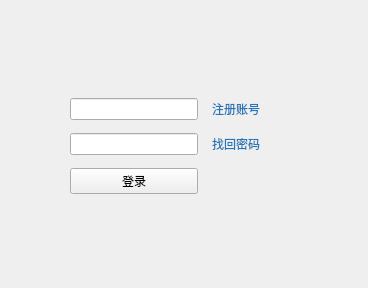
Old version of the form frontend_pc/src/app/login/loginform.ui in the repository zhangzwwww/medlab.
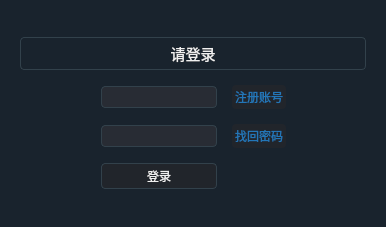
New version of the form. Icons and pictures are not drawn.

Diff of the .ui file:
```diff
--- a/frontend_pc/src/app/login/loginform.ui
+++ b/frontend_pc/src/app/login/loginform.ui
@@ -2,12 +2,15 @@
 <ui version="4.0">
  <class>LoginForm</class>
  <widget class="QDialog" name="LoginForm">
+  <property name="enabled">
+   <bool>true</bool>
+  </property>
   <property name="geometry">
    <rect>
     <x>0</x>
     <y>0</y>
-    <width>368</width>
-    <height>288</height>
+    <width>386</width>
+    <height>227</height>
    </rect>
   </property>
   <property name="sizePolicy">
@@ -19,53 +22,681 @@
   <property name="windowTitle">
    <string>登录</string>
   </property>
-  <widget class="QWidget" name="layoutWidget">
-   <property name="geometry">
-    <rect>
-     <x>70</x>
-     <y>91</y>
-     <width>198</width>
-     <height>111</height>
-    </rect>
+  <property name="styleSheet">
+   <string notr="true">
+*{font-family: Helvetica, 'Hiragino Sans GB', 'Microsoft Yahei', '微软雅黑', Arial, sans-serif;
+}
+
+
+QWidget
+{
+background-color: #19232D;
+}
+
+
+
+/* Button */
+QPushButton {
+    background-color: #21252B;
+    border: 1px solid #32414B;
+    color: #F0F0F0;
+    border-radius: 4px;
+    padding: 3px;
+    outline: none;
+}
+
+QPushButton:disabled {
+    background-color: #21252B;
+    border: 1px solid #32414B;
+    color: #787878;
+    border-radius: 4px;
+    padding: 3px;
+}
+
+QPushButton:checked {
+    background-color: #32414B;
+    border: 1px solid #32414B;
+    border-radius: 4px;
+    padding: 3px;
+    outline: none;
+}
+
+QPushButton:checked:disabled {
+    background-color: #19232D;
+    border: 1px solid #32414B;
+    color: #787878;
+    border-radius: 4px;
+    padding: 3px;
+    outline: none;
+}
+
+QPushButton::menu-indicator {
+    subcontrol-origin: padding;
+    subcontrol-position: bottom right;
+    bottom: 4px;
+}
+
+QPushButton:pressed {
+    background-color: #19232D;
+    border: 1px solid #19232D;
+}
+
+QPushButton:hover,
+QPushButton:checked:hover{
+    border: 1px solid #148CD2;
+    color: #F0F0F0;
+}
+
+QPushButton:selected,
+QPushButton:checked:selected{
+    background: #1464A0;
+    color: #32414B;
+}
+
+/* 输入框 */
+QAbstractSpinBox {
+    background-color: #282C34;
+    border: 1px solid #32414B;
+    color: #F0F0F0;
+    padding-top: 2px;     /* This fix  103, 111*/
+    padding-bottom: 2px;  /* This fix  103, 111*/
+    padding-left: 4px;
+    padding-right: 4px;
+    border-radius: 4px;
+    /* min-width: 5px; removed to fix 109 */
+}
+
+QAbstractSpinBox:up-button {
+    background-color: transparent #282C34;
+    subcontrol-origin: border;
+    subcontrol-position: top right;
+    border-left: 1px solid #32414B;
+    margin: 1px;
+}
+
+QAbstractSpinBox::up-arrow,
+QAbstractSpinBox::up-arrow:disabled,
+QAbstractSpinBox::up-arrow:off {
+    image: url(:/Icon/up_arrow_disabled);
+    width: 9px;
+    height: 9px;
+}
+
+QAbstractSpinBox::up-arrow:hover {
+    image: url(:/Icon/up_arrow);
+}
+
+QAbstractSpinBox:down-button {
+    background-color: transparent #282C34;
+    subcontrol-origin: border;
+    subcontrol-position: bottom right;
+    border-left: 1px solid #32414B;
+    margin: 1px;
+}
+
+QAbstractSpinBox::down-arrow,
+QAbstractSpinBox::down-arrow:disabled,
+QAbstractSpinBox::down-arrow:off {
+    image: url(:/Icon/down_arrow_disabled);
+    width: 9px;
+    height: 9px;
+}
+
+QAbstractSpinBox::down-arrow:hover {
+    image: url(:/Icon/down_arrow);
+}
+
+QAbstractSpinBox:hover{
+    border: 1px solid #148CD2;
+    color: #F0F0F0;
+}
+
+QAbstractSpinBox:selected {
+    background: #1464A0;
+    color: #32414B;
+}
+
+
+/* 标签 */
+QLabel {
+    border: 0px solid #32414B;
+    margin: 0px;
+    color: #F0F0F0;
+}
+
+QLabel::disabled {
+    border: 0px solid #32414B;
+    color: #787878;
+}
+
+
+/* 复选框 */
+QComboBox {
+    border: 1px solid #32414B;
+    border-radius: 4px;
+    selection-background-color: #1464A0;
+    padding-top: 2px;     /* This fix  #103, #111*/
+    padding-bottom: 2px;  /* This fix  #103, #111*/
+    padding-left: 4px;
+    padding-right: 4px;
+    background-color: #21252B;
+    color: #9DA5B4;
+}
+
+QComboBox:disabled {
+    background-color: #19232D;
+    color: #787878;
+}
+
+QComboBox:hover{
+    border: 1px solid #148CD2;
+}
+
+QComboBox:on {
+    selection-background-color: #19232D;
+}
+
+QComboBox QAbstractItemView {
+    background-color: #19232D;
+    border-radius: 4px;
+    border: 1px solid #32414B;
+    color: #9CA3B2;
+    selection-color: #9DA5B4;
+    selection-background-color: #32414B;
+}
+
+QComboBox::drop-down {
+    subcontrol-origin: padding;
+    subcontrol-position: top right;
+    width: 20px;
+    border-left-width: 0px;
+    border-left-color: #32414B;
+    border-left-style: solid;
+    border-top-right-radius: 3px;
+    border-bottom-right-radius: 3px;
+}
+
+QComboBox::down-arrow {
+    image: url(:/Icon/down_arrow_disabled);
+}
+
+QComboBox::down-arrow:on,
+QComboBox::down-arrow:hover,
+QComboBox::down-arrow:focus {
+    image: url(:/Icon/down_arrow);
+}
+
+
+/* Tab条 */
+QTabBar {
+    qproperty-drawBase: 0;
+    border-radius: 4px;
+    margin: 0px;
+    padding: 2px;
+    border: 0;
+
+    /* left: 5px; move to the right by 5px - removed for fix */
+    }
+
+QTabBar::close-button {
+    border: 0;
+    margin: 2px;
+    padding: 0;
+    image: url(:/Icon/close);
+}
+
+QTabBar::close-button:hover {
+    image: url(:/Icon/close-hover);
+}
+
+QTabBar::close-button:pressed {
+    image: url(:/Icon/close-pressed);
+}
+
+QTabBar::tab:top:selected:disabled {
+    border-bottom: 3px solid #14506E;
+    color: #787878;
+    background-color: #32414B;
+}
+
+QTabBar::tab:bottom:selected:disabled {
+    border-top: 3px solid #14506E;
+    color: #787878;
+    background-color: #32414B;
+}
+
+QTabBar::tab:left:selected:disabled {
+    border-left: 3px solid #14506E;
+    color: #787878;
+    background-color: #32414B;
+}
+
+QTabBar::tab:right:selected:disabled {
+    border-right: 3px solid #14506E;
+    color: #787878;
+    background-color: #32414B;
+}
+
+QTabBar::tab:top:!selected:disabled {
+    border-bottom: 3px solid #19232D;
+    color: #787878;
+    background-color: #19232D;
+}
+
+QTabBar::tab:bottom:!selected:disabled {
+    border-top: 3px solid #19232D;
+    color: #787878;
+    background-color: #19232D;
+}
+
+QTabBar::tab:left:!selected:disabled {
+    border-right: 3px solid #19232D;
+    color: #787878;
+    background-color: #19232D;
+}
+
+QTabBar::tab:right:!selected:disabled {
+    border-left: 3px solid #19232D;
+    color: #787878;
+    background-color: #19232D;
+}
+
+QTabBar::tab:top:!selected {
+    border-bottom: 2px solid #19232D;
+    margin-top: 2px;
+}
+
+QTabBar::tab:bottom:!selected {
+    border-top: 2px solid #19232D;
+    margin-bottom: 3px;
+}
+
+QTabBar::tab:left:!selected {
+    border-left: 2px solid #19232D;
+    margin-right: 2px;
+}
+
+QTabBar::tab:right:!selected {
+    border-right: 2px solid #19232D;
+    margin-left: 2px;
+}
+
+QTabBar::tab:top {
+    background-color: #21252B;
+    color: #F0F0F0;
+    margin-left: 2px;
+    padding-left: 4px;
+    padding-right: 4px;
+    padding-top: 2px;
+    padding-bottom: 2px;
+    min-width: 5px;
+    border-bottom: 3px solid #32414B;
+    border-top-left-radius: 3px;
+    border-top-right-radius: 3px;
+}
+
+QTabBar::tab:top:selected {
+    background-color: #282C34;
+    color: #F0F0F0;
+    border-bottom: 1px solid #1464A0;
+    border-top-left-radius: 3px;
+    border-top-right-radius: 3px;
+}
+
+QTabBar::tab:top:!selected:hover {
+    border: 1px solid #148CD2;
+    border-bottom: 3px solid #148CD2;
+    padding: 0px;
+}
+
+QTabBar::tab:bottom {
+    color: #F0F0F0;
+    border-top: 3px solid #32414B;
+    background-color: #32414B;
+    margin-left: 2px;
+    padding-left: 4px;
+    padding-right: 4px;
+    padding-top: 2px;
+    padding-bottom: 2px;
+    border-bottom-left-radius: 3px;
+    border-bottom-right-radius: 3px;
+    min-width: 5px;
+}
+
+QTabBar::tab:bottom:selected {
+    color: #F0F0F0;
+    background-color: #282C34;
+    border-top: 1px solid #1464A0;
+    border-bottom-left-radius: 3px;
+    border-bottom-right-radius: 3px;
+}
+
+QTabBar::tab:bottom:!selected:hover {
+    border: 1px solid #148CD2;
+    border-top: 3px solid #148CD2;
+    padding: 0px;
+}
+
+QTabBar::tab:left {
+    color: #F0F0F0;
+    background-color: #32414B;
+    margin-top: 2px;
+    padding-left: 2px;
+    padding-right: 2px;
+    padding-top: 4px;
+    padding-bottom: 4px;
+    border-top-right-radius: 3px;
+    border-bottom-right-radius: 3px;
+    min-height: 5px;
+}
+
+QTabBar::tab:left:selected {
+    color: #F0F0F0;
+    background-color: #282C34;
+    border-left: 1px solid #1464A0;
+    border-top-right-radius: 3px;
+    border-bottom-right-radius: 3px;
+}
+
+QTabBar::tab:left:!selected:hover {
+    border: 1px solid #148CD2;
+    border-left: 3px solid #148CD2;
+    padding: 0px;
+}
+
+QTabBar::tab:right {
+    color: #F0F0F0;
+    background-color: #32414B;
+    margin-top: 2px;
+    padding-left: 2px;
+    padding-right: 2px;
+    padding-top: 4px;
+    padding-bottom: 4px;
+    border-top-left-radius: 3px;
+    border-bottom-left-radius: 3px;
+    min-height: 5px;
+}
+
+QTabBar::tab:right:selected {
+    color: #F0F0F0;
+    background-color: #505F69;
+    border-right: 1px solid #1464A0;
+    border-top-left-radius: 3px;
+    border-bottom-left-radius: 3px;
+}
+
+QTabBar::tab:right:!selected:hover {
+    border: 1px solid #148CD2;
+    border-right: 3px solid #148CD2;
+    padding: 0px;
+}
+
+QTabBar QToolButton::right-arrow:enabled {
+    image: url(:/Icon/right_arrow);
+}
+
+QTabBar QToolButton::left-arrow:enabled {
+    image: url(:/Icon/left_arrow);
+}
+
+QTabBar QToolButton::right-arrow:disabled {
+    image: url(:/Icon/right_arrow_disabled);
+}
+
+QTabBar QToolButton::left-arrow:disabled {
+    image: url(:/Icon/left_arrow_disabled);
+}
+
+
+/* 滑动条 */
+QSlider:disabled {
+    background: #19232D;
+}
+
+QSlider:focus {
+    border: none;
+}
+
+QSlider::groove:horizontal {
+    background: #21252B;
+    border: 0px solid #32414B;
+    height: 4px;
+    margin: 0px;
+    border-radius: 4px;
+}
+
+QSlider::sub-page:horizontal {
+    background: #1464A0;
+    border: 0px solid #32414B;
+    height: 4px;
+    margin: 0px;
+    border-radius: 4px;
+}
+
+QSlider::sub-page:horizontal:disabled {
+    background: #14506E;
+}
+
+QSlider::handle:horizontal {
+    background: #787878;
+    border: 0px solid #32414B;
+    width: 8px;
+    height: 8px;
+    margin: -8px 0;
+    border-radius: 4px;
+}
+
+QSlider::handle:horizontal:hover {
+    background: #148CD2;
+    border: 0px solid #148CD2;
+}
+
+QSlider::groove:vertical {
+    background: #21252B;
+    border: 1px solid #32414B;
+    width: 4px;
+    margin: 0px;
+    border-radius: 4px;
+}
+
+QSlider::sub-page:vertical {
+    background: #1464A0;
+    border: 0px solid #32414B;
+    width: 4px;
+    margin: 0px;
+    border-radius: 4px;
+}
+
+QSlider::sub-page:vertical:disabled {
+    background: #14506E;
+}
+
+QSlider::handle:vertical {
+    background: #787878;
+    border: 0px solid #32414B;
+    width: 8px;
+    height: 8px;
+    margin: 0 -8px;
+    border-radius: 4px;
+}
+
+QSlider::handle:vertical:hover {
+    background: #148CD2;
+    border: 0px solid #148CD2;
+}
+
+
+/* 文本编辑框 */
+QLineEdit {
+    background-color: #282C34;
+    padding-top: 2px;     /* This QLineEdit fix  103, 111 */
+    padding-bottom: 2px;  /* This QLineEdit fix  103, 111 */
+    padding-left: 4px;
+    padding-right: 4px;
+    border-style: solid;
+    border: 1px solid #32414B;
+    border-radius: 4px;
+    color: #F0F0F0;
+}
+
+QLineEdit:disabled {
+    background-color: #282C34;
+    color: #787878;
+}
+
+QLineEdit:hover{
+    border: 1px solid #148CD2;
+    color: #F0F0F0;
+}
+
+QLineEdit:selected{
+    background: #1464A0;
+    color: #32414B;
+}
+
+
+/* 框 */
+QFrame {
+    border-radius: 4px;
+    border: 1px solid #32414B;
+}
+
+QFrame[frameShape=&quot;0&quot;] {
+    border-radius: 4px;
+    border: 1px transparent #32414B;
+}
+
+QFrame[height=&quot;3&quot;],
+QFrame[width=&quot;3&quot;] {
+    background-color: #19232D;
+}
+
+</string>
+  </property>
+  <layout class="QVBoxLayout" name="verticalLayout_2">
+   <property name="spacing">
+    <number>11</number>
    </property>
-   <layout class="QGridLayout" name="gridLayout">
-    <item row="0" column="0" colspan="2">
-     <widget class="QLineEdit" name="id_input"/>
-    </item>
-    <item row="1" column="2">
-     <widget class="QPushButton" name="retrive_button">
-      <property name="styleSheet">
-       <string notr="true">border: none;
-color: #2376b7;</string>
+   <property name="topMargin">
+    <number>11</number>
+   </property>
+   <item>
+    <widget class="QWidget" name="widget" native="true">
+     <layout class="QVBoxLayout" name="verticalLayout">
+      <property name="spacing">
+       <number>15</number>
       </property>
-      <property name="text">
-       <string>找回密码</string>
-      </property>
-     </widget>
-    </item>
-    <item row="0" column="2">
-     <widget class="QPushButton" name="sign_up_button">
-      <property name="styleSheet">
-       <string notr="true">border: none;
+      <item>
+       <spacer name="verticalSpacer_2">
+        <property name="orientation">
+         <enum>Qt::Vertical</enum>
+        </property>
+        <property name="sizeHint" stdset="0">
+         <size>
+          <width>20</width>
+          <height>40</height>
+         </size>
+        </property>
+       </spacer>
+      </item>
+      <item>
+       <widget class="QLabel" name="label">
+        <property name="font">
+         <font>
+          <family>Helvetica,Hiragino Sans GB,Microsoft Yahei,微软雅黑,Arial,sans-serif</family>
+          <pointsize>11</pointsize>
+         </font>
+        </property>
+        <property name="text">
+         <string>请登录</string>
+        </property>
+        <property name="alignment">
+         <set>Qt::AlignHCenter|Qt::AlignTop</set>
+        </property>
+       </widget>
+      </item>
+      <item>
+       <layout class="QGridLayout" name="gridLayout">
+        <item row="0" column="3">
+         <widget class="QPushButton" name="sign_up_button">
+          <property name="styleSheet">
+           <string notr="true">border: none;
 color: #2376b7;</string>
-      </property>
-      <property name="text">
-       <string>注册账号</string>
-      </property>
-     </widget>
-    </item>
-    <item row="2" column="0" colspan="2">
-     <widget class="QPushButton" name="sign_in_button">
-      <property name="text">
-       <string>登录</string>
-      </property>
-     </widget>
-    </item>
-    <item row="1" column="0" colspan="2">
-     <widget class="QLineEdit" name="pwd_input"/>
-    </item>
-   </layout>
-  </widget>
+          </property>
+          <property name="text">
+           <string>注册账号</string>
+          </property>
+         </widget>
+        </item>
+        <item row="1" column="0">
+         <spacer name="horizontalSpacer">
+          <property name="orientation">
+           <enum>Qt::Horizontal</enum>
+          </property>
+          <property name="sizeHint" stdset="0">
+           <size>
+            <width>40</width>
+            <height>20</height>
+           </size>
+          </property>
+         </spacer>
+        </item>
+        <item row="1" column="3">
+         <widget class="QPushButton" name="retrive_button">
+          <property name="styleSheet">
+           <string notr="true">border: none;
+color: #2376b7;</string>
+          </property>
+          <property name="text">
+           <string>找回密码</string>
+          </property>
+         </widget>
+        </item>
+        <item row="1" column="1" colspan="2">
+         <widget class="QLineEdit" name="pwd_input"/>
+        </item>
+        <item row="0" column="1" colspan="2">
+         <widget class="QLineEdit" name="id_input"/>
+        </item>
+        <item row="1" column="4">
+         <spacer name="horizontalSpacer_2">
+          <property name="orientation">
+           <enum>Qt::Horizontal</enum>
+          </property>
+          <property name="sizeHint" stdset="0">
+           <size>
+            <width>40</width>
+            <height>20</height>
+           </size>
+          </property>
+         </spacer>
+        </item>
+        <item row="2" column="1" colspan="2">
+         <widget class="QPushButton" name="sign_in_button">
+          <property name="text">
+           <string>登录</string>
+          </property>
+         </widget>
+        </item>
+       </layout>
+      </item>
+      <item>
+       <spacer name="verticalSpacer">
+        <property name="orientation">
+         <enum>Qt::Vertical</enum>
+        </property>
+        <property name="sizeHint" stdset="0">
+         <size>
+          <width>20</width>
+          <height>40</height>
+         </size>
+        </property>
+       </spacer>
+      </item>
+     </layout>
+    </widget>
+   </item>
+  </layout>
  </widget>
  <tabstops>
   <tabstop>retrive_button</tabstop>
```
